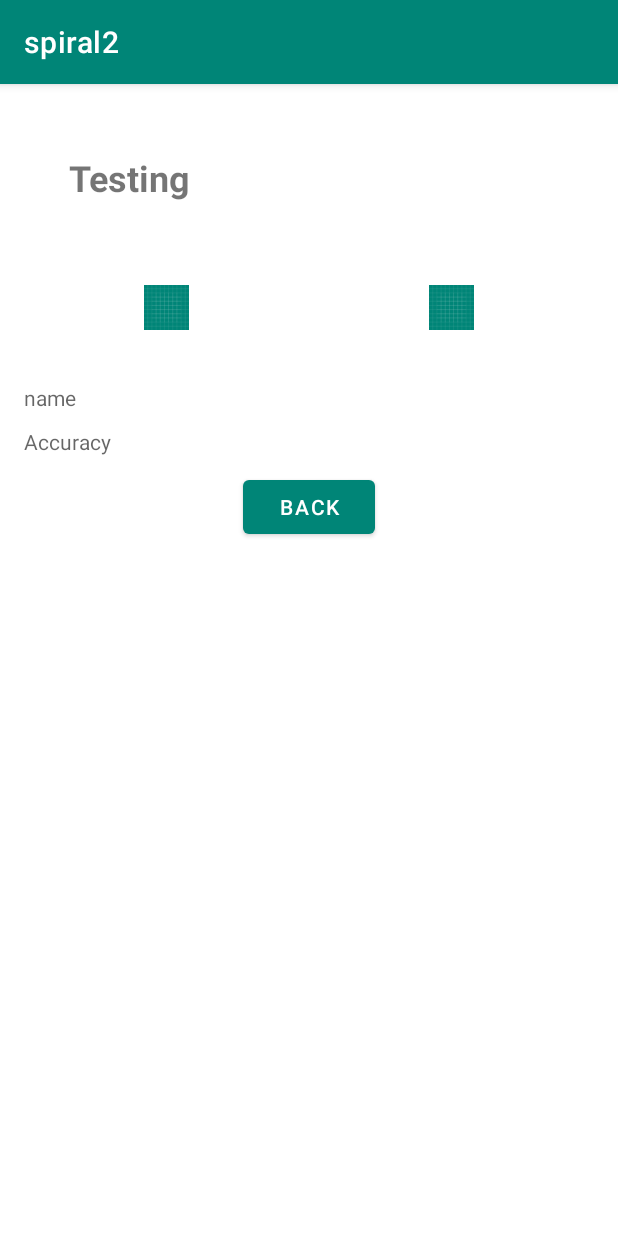
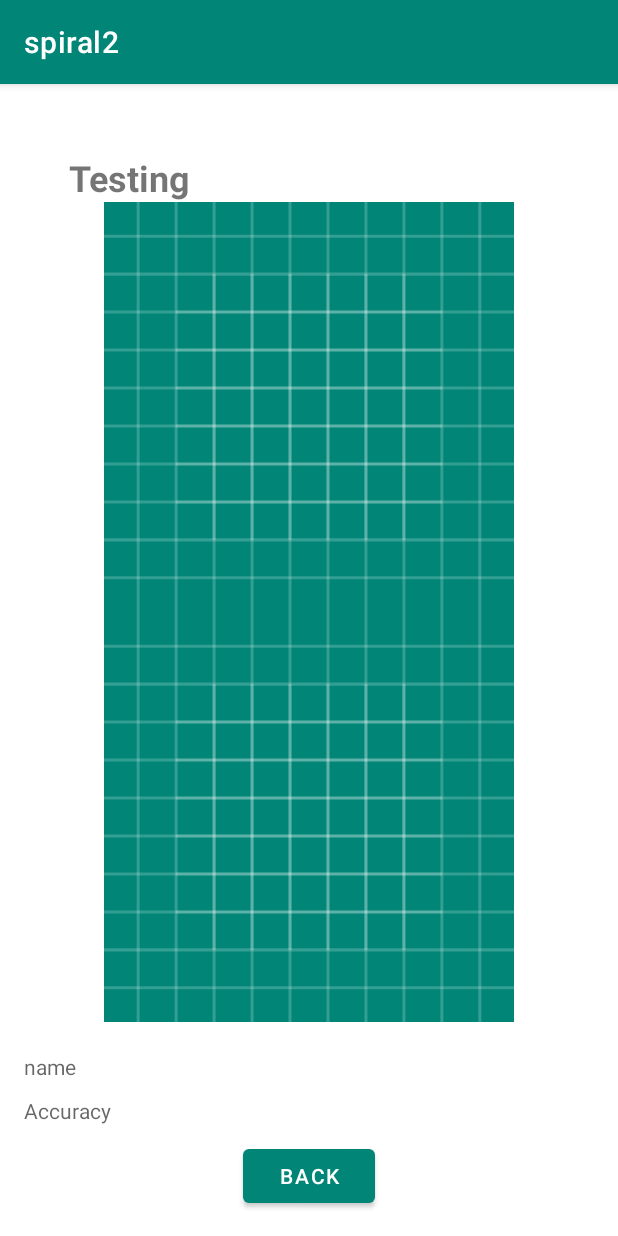
Before and after one commit to ece1778-2020/WhichFace, an Android app: the AccuracyActivity screen opened directly, with no data from a screen before it, on a phone screen of 412 x 824 dp. Run offline under Robolectric (Android 15) with nearby library versions, the phone set to English and light mode, and no system bars; our stand-ins replace Firebase (no records; nobody signed in at launch, a user with empty details on screens opened directly); 5 statements that could not run were skipped.

Commit message:
change the image size

```diff
--- a/app/src/main/res/layout/activity_accuracy.xml
+++ b/app/src/main/res/layout/activity_accuracy.xml
@@ -17,12 +17,7 @@
         android:textSize="24sp"
         android:textStyle="bold" />
 
-    <LinearLayout android:orientation="horizontal"
-        android:layout_width="fill_parent"
-        android:layout_height="wrap_content"
-        android:layout_marginTop="40dp"
-        android:paddingTop="15dip"
-        android:paddingBottom="15dip">
+
 
     <ImageView
         android:id="@+id/rface"
@@ -39,7 +34,6 @@
         android:layout_weight="1"
         android:scaleType="fitCenter"
         android:src="@drawable/ic_launcher_background"></ImageView>
-    </LinearLayout>
 
     <TextView
         android:id="@+id/label"
```
